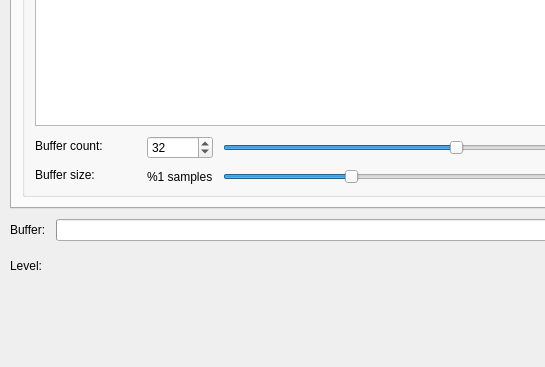
Above: plugins/record/RecordDlg.ui from KDE/kwave before the change; both pictures show x 0 to 545 and y 233 to 600 of the 757 by 600 pixel window. Below: the same form after it.
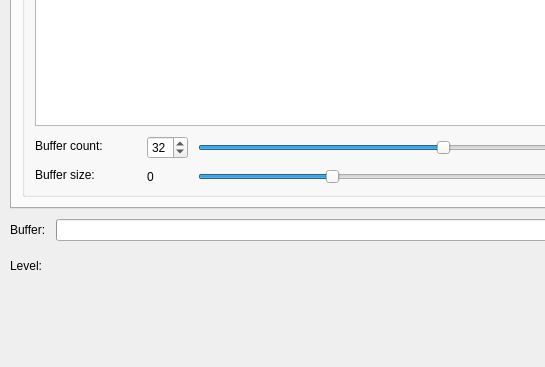
That is the form after the change. The open tabs and pages were chosen to show the change. Custom widgets are drawn as their Qt base class.

Commit message:
fixed spurious kf.i18n message from record dialog
kf.i18n: "0 instead of 1 arguments to message {%1 samples} supplied before conversion."

Diff of the .ui file:
```diff
--- a/plugins/record/RecordDlg.ui
+++ b/plugins/record/RecordDlg.ui
@@ -1130,7 +1130,7 @@
                <item row="1" column="0">
                 <widget class="QLabel" name="txtSourceBuffer">
                  <property name="text">
-                  <string>%1 samples</string>
+                  <string>0</string>
                  </property>
                  <property name="wordWrap">
                   <bool>false</bool>
```
